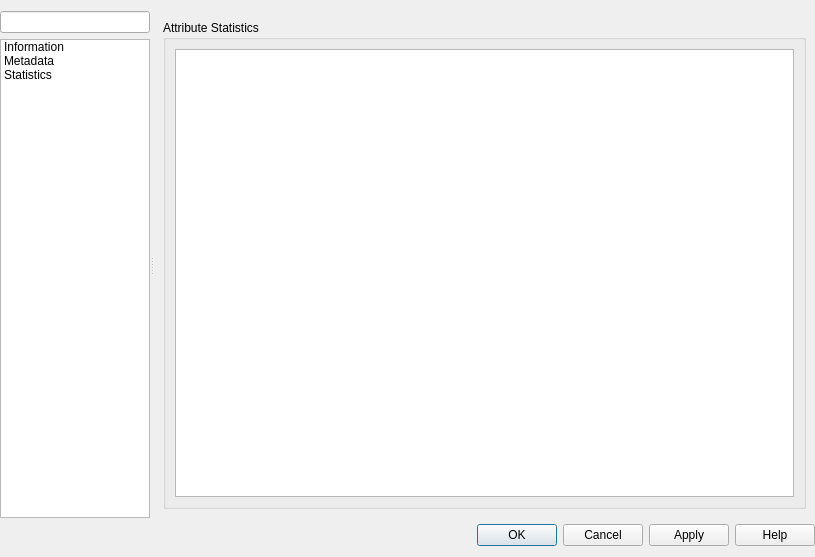
The window that src/ui/qgspointcloudlayerpropertiesbase.ui (qgis/QGIS) describes before a commit, drawn with Qt 5.
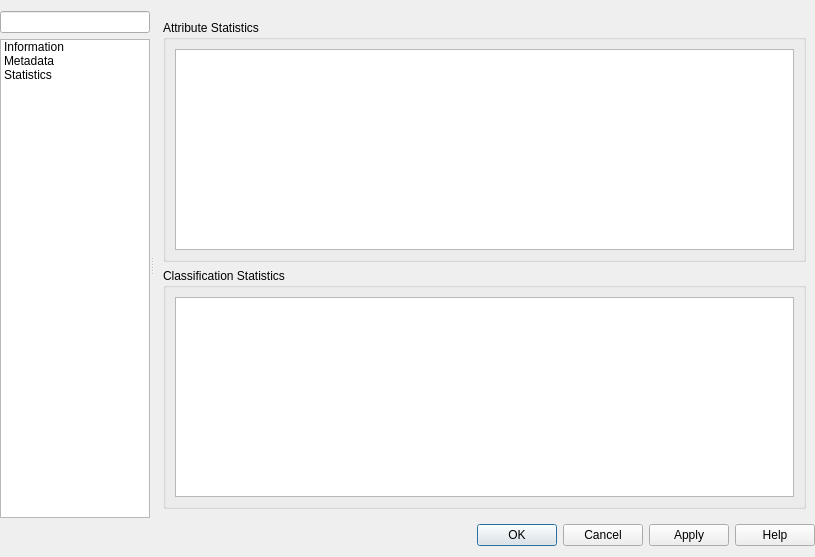
The same window after the commit. Icons and pictures are not drawn. Custom widgets are drawn as their Qt base class.

Commit message: Also show classification counts in point cloud layer properties when available

Diff of the .ui file:
```diff
--- a/src/ui/qgspointcloudlayerpropertiesbase.ui
+++ b/src/ui/qgspointcloudlayerpropertiesbase.ui
@@ -241,6 +241,22 @@
              </layout>
             </widget>
            </item>
+           <item>
+            <widget class="QgsCollapsibleGroupBox" name="mClassificationStatsGroupBox">
+             <property name="title">
+              <string>Classification Statistics</string>
+             </property>
+             <layout class="QVBoxLayout" name="verticalLayout_8">
+              <item>
+               <widget class="QTableView" name="mClassificationStatisticsTableView">
+                <property name="alternatingRowColors">
+                 <bool>true</bool>
+                </property>
+               </widget>
+              </item>
+             </layout>
+            </widget>
+           </item>
           </layout>
          </widget>
         </widget>
```
The commit also changes 2 other files.
